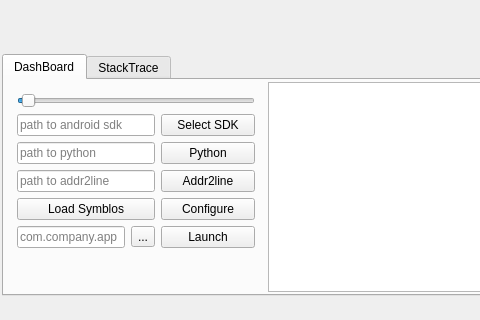
This is mainwindow.ui in Tencent/loli_profiler as Qt 5 draws it before an edit; both pictures show x 0 to 480 and y 260 to 580 of the 1024 by 580 pixel window. The edited form follows.
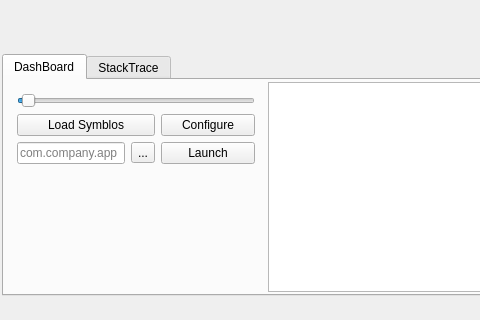
This is the edited form. Icons and pictures are not drawn. Custom widgets are drawn as their Qt base class.

```diff
--- a/mainwindow.ui
+++ b/mainwindow.ui
@@ -184,7 +184,17 @@
             </size>
            </property>
            <layout class="QGridLayout" name="gridLayout">
-            <item row="5" column="1">
+            <item row="1" column="0" colspan="2">
+             <widget class="QPushButton" name="symbloPushButton">
+              <property name="toolTip">
+               <string>Load symbols after capture is done</string>
+              </property>
+              <property name="text">
+               <string>Load Symblos</string>
+              </property>
+             </widget>
+            </item>
+            <item row="2" column="1">
              <widget class="QToolButton" name="selectAppToolButton">
               <property name="toolTip">
                <string>Select Target Application</string>
@@ -203,47 +213,27 @@
               </property>
              </widget>
             </item>
-            <item row="3" column="0" colspan="2">
-             <widget class="QLineEdit" name="addr2LinePathLineEdit">
-              <property name="readOnly">
-               <bool>true</bool>
-              </property>
-              <property name="placeholderText">
-               <string>path to addr2line</string>
-              </property>
-             </widget>
-            </item>
-            <item row="1" column="0" colspan="2">
-             <widget class="QLineEdit" name="sdkPathLineEdit">
-              <property name="readOnly">
-               <bool>true</bool>
-              </property>
-              <property name="placeholderText">
-               <string>path to android sdk</string>
-              </property>
-             </widget>
-            </item>
-            <item row="2" column="0" colspan="2">
-             <widget class="QLineEdit" name="pythonPathLineEdit">
-              <property name="readOnly">
-               <bool>true</bool>
-              </property>
-              <property name="placeholderText">
-               <string>path to python</string>
-              </property>
-             </widget>
-            </item>
             <item row="1" column="2">
-             <widget class="QPushButton" name="sdkPushButton">
+             <widget class="QPushButton" name="configPushButton">
               <property name="toolTip">
                <string>Select the root path of Android SDK</string>
               </property>
               <property name="text">
-               <string>Select SDK</string>
+               <string>Configure</string>
               </property>
              </widget>
             </item>
-            <item row="5" column="2">
+            <item row="3" column="0">
+             <widget class="QWidget" name="widget_2" native="true">
+              <property name="sizePolicy">
+               <sizepolicy hsizetype="Minimum" vsizetype="Expanding">
+                <horstretch>0</horstretch>
+                <verstretch>0</verstretch>
+               </sizepolicy>
+              </property>
+             </widget>
+            </item>
+            <item row="2" column="2">
              <widget class="QPushButton" name="launchPushButton">
               <property name="text">
                <string>Launch</string>
@@ -275,17 +265,7 @@
               </property>
              </widget>
             </item>
-            <item row="4" column="0" colspan="2">
-             <widget class="QPushButton" name="symbloPushButton">
-              <property name="toolTip">
-               <string>Load symbols after capture is done</string>
-              </property>
-              <property name="text">
-               <string>Load Symblos</string>
-              </property>
-             </widget>
-            </item>
-            <item row="5" column="0">
+            <item row="2" column="0">
              <widget class="QLineEdit" name="appNameLineEdit">
               <property name="sizePolicy">
                <sizepolicy hsizetype="Minimum" vsizetype="Fixed">
@@ -298,43 +278,6 @@
               </property>
              </widget>
             </item>
-            <item row="2" column="2">
-             <widget class="QPushButton" name="pythonPushButton">
-              <property name="toolTip">
-               <string>Select the path of python executable</string>
-              </property>
-              <property name="text">
-               <string>Python</string>
-              </property>
-             </widget>
-            </item>
-            <item row="3" column="2">
-             <widget class="QPushButton" name="addr2LinePushButton">
-              <property name="text">
-               <string>Addr2line</string>
-              </property>
-             </widget>
-            </item>
-            <item row="4" column="2">
-             <widget class="QPushButton" name="configPushButton">
-              <property name="toolTip">
-               <string>Configure injecting behaviour</string>
-              </property>
-              <property name="text">
-               <string>Configure</string>
-              </property>
-             </widget>
-            </item>
-            <item row="6" column="0">
-             <widget class="QWidget" name="widget_2" native="true">
-              <property name="sizePolicy">
-               <sizepolicy hsizetype="Minimum" vsizetype="Expanding">
-                <horstretch>0</horstretch>
-                <verstretch>0</verstretch>
-               </sizepolicy>
-              </property>
-             </widget>
-            </item>
            </layout>
           </widget>
          </item>
```
Left out of the diff: 4 changed lines with no effect on the pictures.
